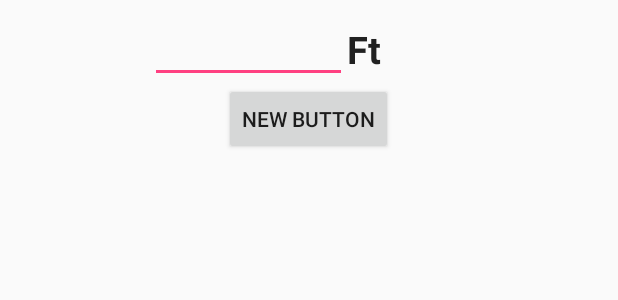
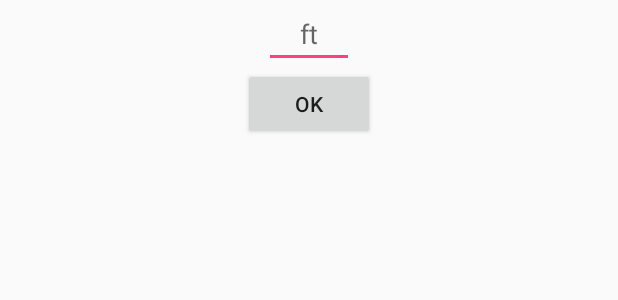
Before and after one commit to Bumler/DroneForensics, an Android app: the layout custom_pop_altitude.xml on its own in the app's theme, with its tools: preview values and no code run, on a phone screen of 412 x 824 dp. Shown: the top 300 px of the screen. Run offline under Robolectric (Android 15) with nearby library versions, the phone set to English and light mode, and no system bars.

```diff
--- a/app/src/main/AndroidManifest.xml
+++ b/app/src/main/AndroidManifest.xml
@@ -34,8 +34,7 @@
             </intent-filter>
         </activity>
 
-        <activity android:name=".pop_altitude_Activity">
-            android:theme="@style/AppTheme.TransparentPop"
+        <activity android:name=".pop_altitude_Activity" android:theme="@style/AppTheme.TransparentPop" >
             <intent-filter>
                 <action android:name="android.intent.action.MAIN" />
                 <category android:name="android.intent.category.DEFAULT" />
--- a/app/src/main/res/layout/custom_pop_altitude.xml
+++ b/app/src/main/res/layout/custom_pop_altitude.xml
@@ -3,42 +3,21 @@
     android:orientation="vertical"
     android:layout_width="match_parent" android:layout_height="match_parent">
 
-    <LinearLayout
-        android:orientation="horizontal"
-        android:layout_width="match_parent"
+    <EditText
+        android:layout_width="60dp"
         android:layout_height="wrap_content"
-        android:id="@+id/DamageInput">
-
-        <EditText
-            android:layout_width="5dp"
-            android:layout_height="wrap_content"
-            android:id="@+id/damageInput"
-            android:inputType="number"
-
-            android:textSize="25dp"
-            android:layout_centerHorizontal="true"
-            android:layout_weight=".2"
-            android:layout_marginLeft="100dp" />
-
-        <TextView
-            android:layout_width="wrap_content"
-            android:layout_height="wrap_content"
-            android:textAppearance="?android:attr/textAppearanceLarge"
-            android:text="Ft"
-            android:id="@+id/d"
-            android:textStyle="bold"
-            android:textIsSelectable="false"
-            android:textSize="25dp"
-            android:layout_weight=".25"
-            android:layout_marginTop="5dp" />
-
-    </LinearLayout>
+        android:inputType="number"
+        android:ems="10"
+        android:id="@+id/altitude"
+        android:layout_gravity="center_horizontal"
+        android:textAlignment="center"
+        android:hint="ft" />
 
     <Button
         android:layout_width="wrap_content"
         android:layout_height="wrap_content"
-        android:text="New Button"
-        android:id="@+id/button2"
+        android:text="OK"
+        android:id="@+id/complete"
         android:layout_gravity="center_horizontal" />
 
 </LinearLayout>
```
Also changed, not shown: app/src/main/java/bumler/droneforensics/pop_altitude_Activity.java (+32 -2 lines).
